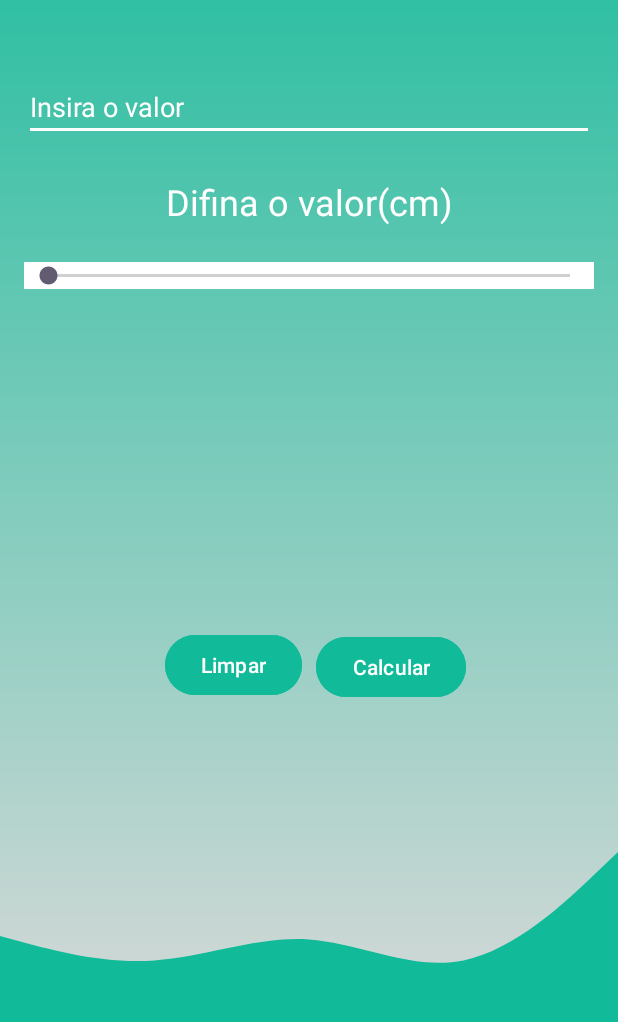
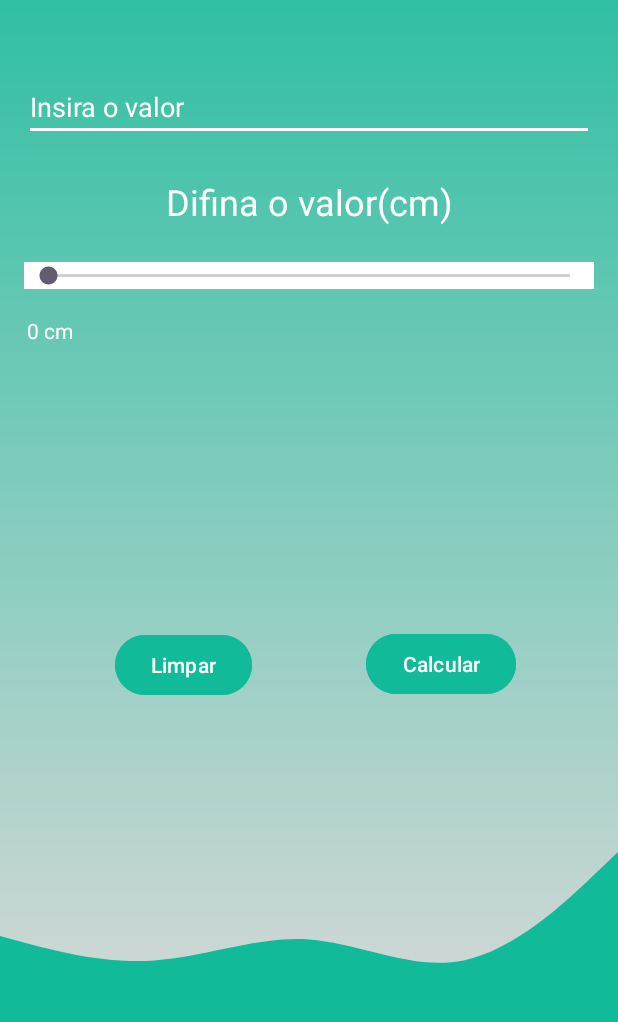
Before and after one commit to ChsSilva01/Calculadora_IMC, an Android app: the screen it shows after launch (MainActivity), on a phone screen of 412 x 824 dp, the part 195-1217 px from its top. Run offline under Robolectric (Android 15) with nearby library versions, the phone set to English and light mode, and no system bars.

Commit message:
Pequenas alterações

```diff
--- a/app/build.gradle.kts
+++ b/app/build.gradle.kts
@@ -4,7 +4,7 @@ plugins {
 
 android {
     namespace = "com.carlos.caculadora_imc"
-    compileSdk = 34
+    compileSdk = 35
 
     defaultConfig {
         applicationId = "com.carlos.caculadora_imc"
--- a/app/src/main/java/com/carlos/caculadora_imc/MainActivity.java
+++ b/app/src/main/java/com/carlos/caculadora_imc/MainActivity.java
@@ -1,6 +1,11 @@
 package com.carlos.caculadora_imc;
 
 import android.os.Bundle;
+import android.view.View;
+import android.widget.Button;
+import android.widget.EditText;
+import android.widget.SeekBar;
+import android.widget.TextView;
 
 import androidx.activity.EdgeToEdge;
 import androidx.appcompat.app.AppCompatActivity;
@@ -20,5 +25,37 @@ public class MainActivity extends AppCompatActivity {
             v.setPadding(systemBars.left, systemBars.top, systemBars.right, systemBars.bottom);
             return insets;
         });
+
+        EditText editTextWeight = findViewById(R.id.edit_text_value);
+        SeekBar seekBarHeight = findViewById(R.id.seek_info);
+        Button buttonClear = findViewById(R.id.button_clear);
+        Button buttonCalculate = findViewById(R.id.button_calculate);
+        TextView textViewProgress = findViewById(R.id.textview_progress);
+
+        buttonClear.setOnClickListener(new View.OnClickListener() {
+            @Override
+            public void onClick(View v) {
+                editTextWeight.setText("");
+                seekBarHeight.setProgress(0);
+            }
+        });
+
+        seekBarHeight.setOnSeekBarChangeListener(new SeekBar.OnSeekBarChangeListener() {
+            @Override
+            public void onProgressChanged(SeekBar seekBar, int progress, boolean fromUser) {
+                textViewProgress.setText(progress + "cm");
+            }
+
+            @Override
+            public void onStartTrackingTouch(SeekBar seekBar) {
+
+            }
+
+            @Override
+            public void onStopTrackingTouch(SeekBar seekBar) {
+
+            }
+        });
+
     }
 }
--- a/app/src/main/res/layout/activity_main.xml
+++ b/app/src/main/res/layout/activity_main.xml
@@ -5,8 +5,8 @@
     android:id="@+id/main"
     android:layout_width="match_parent"
     android:layout_height="match_parent"
-    tools:context=".MainActivity"
-    android:background="@drawable/background">
+    android:background="@drawable/background"
+    tools:context=".MainActivity">
 
     <TextView
         android:id="@+id/textview_tittle"
@@ -15,11 +15,11 @@
         android:layout_marginTop="64dp"
         android:gravity="center"
         android:text="Calculadora IMC"
+        android:textColor="@color/white"
+        android:textSize="48sp"
         app:layout_constraintEnd_toEndOf="parent"
         app:layout_constraintStart_toStartOf="parent"
-        app:layout_constraintTop_toTopOf="parent"
-        android:textSize="48sp"
-        android:textColor="@color/white"/>
+        app:layout_constraintTop_toTopOf="parent" />
 
     <EditText
         android:id="@+id/edit_text_value"
@@ -28,12 +28,12 @@
         android:layout_marginLeft="16dp"
         android:layout_marginTop="50dp"
         android:layout_marginRight="16dp"
+        android:backgroundTint="@color/white"
         android:text="Insira o valor"
+        android:textColor="@color/white"
         app:layout_constraintEnd_toEndOf="parent"
         app:layout_constraintStart_toStartOf="parent"
         app:layout_constraintTop_toBottomOf="@+id/textview_tittle"
-        android:textColor="@color/white"
-        android:backgroundTint="@color/white"
 
         />
 
@@ -43,12 +43,11 @@
         android:layout_height="wrap_content"
         android:layout_marginTop="24dp"
         android:text="Difina o valor(cm)"
+        android:textColor="@color/white"
+        android:textSize="24sp"
         app:layout_constraintEnd_toEndOf="parent"
         app:layout_constraintStart_toStartOf="parent"
-        app:layout_constraintTop_toBottomOf="@+id/edit_text_value"
-        android:textColor="@color/white"
-        android:textSize="24sp"
-        />
+        app:layout_constraintTop_toBottomOf="@+id/edit_text_value" />
 
     <SeekBar
         android:id="@+id/seek_info"
@@ -57,45 +56,58 @@
         android:layout_marginLeft="16dp"
         android:layout_marginTop="24dp"
         android:layout_marginRight="16dp"
+        android:background="@color/white"
+        android:progressTint="@color/white"
         app:layout_constraintEnd_toEndOf="parent"
         app:layout_constraintStart_toStartOf="parent"
-        app:layout_constraintTop_toBottomOf="@+id/textview_info"
-        android:background="@color/white"
-        android:progressTint="@color/white"
-        />
+        app:layout_constraintTop_toBottomOf="@+id/textview_info" />
+
+    <TextView
+        android:id="@+id/textview_progress"
+        android:layout_width="wrap_content"
+        android:layout_height="wrap_content"
+        android:layout_marginLeft="18dp"
+        android:layout_marginTop="18dp"
+        android:text="0 cm"
+        android:textColor="@color/white"
+        app:layout_constraintLeft_toLeftOf="parent"
+        app:layout_constraintTop_toBottomOf="@+id/seek_info" />
 
     <Button
         android:id="@+id/button_clear"
         android:layout_width="wrap_content"
         android:layout_height="wrap_content"
+        android:backgroundTint="#1b9"
         android:text="Limpar"
+        android:textColor="@color/white"
         app:layout_constraintBottom_toBottomOf="parent"
-        app:layout_constraintEnd_toEndOf="@+id/button_calculate"
-        app:layout_constraintStart_toStartOf="parent"
-        app:layout_constraintTop_toBottomOf="@+id/seek_info"
-        android:backgroundTint="#1b9"/>
+        app:layout_constraintLeft_toLeftOf="parent"
+        app:layout_constraintRight_toLeftOf="@+id/button_calculate"
+        app:layout_constraintTop_toBottomOf="@+id/seek_info" />
 
     <Button
         android:id="@+id/button_calculate"
         android:layout_width="wrap_content"
         android:layout_height="wrap_content"
+        android:layout_marginEnd="68dp"
+        android:backgroundTint="#1b9"
         android:text="Calcular"
+        android:textColor="@color/white"
         app:layout_constraintBottom_toBottomOf="parent"
         app:layout_constraintEnd_toEndOf="parent"
-        app:layout_constraintStart_toStartOf="@+id/button_clear"
+        app:layout_constraintLeft_toRightOf="@+id/button_clear"
+        app:layout_constraintRight_toRightOf="parent"
         app:layout_constraintTop_toBottomOf="@+id/seek_info"
-        app:layout_constraintVertical_bias="0.503"
-        android:backgroundTint="#1b9"/>
+        app:layout_constraintVertical_bias="0.498" />
 
     <View
         android:layout_width="0dp"
         android:layout_height="140dp"
+        android:background="@drawable/wave"
+        android:backgroundTint="#1b9"
         app:layout_constraintBottom_toBottomOf="parent"
         app:layout_constraintLeft_toLeftOf="parent"
-        app:layout_constraintRight_toRightOf="parent"
-        android:background="@drawable/wave"
-        android:backgroundTint="#1b9"
-        />
+        app:layout_constraintRight_toRightOf="parent" />
 
 
 </androidx.constraintlayout.widget.ConstraintLayout>
```
